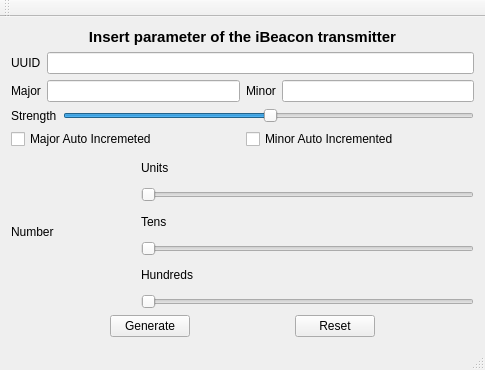
The window that configurator.ui (AndreaCorna/Configurator_Ibeacon) describes before a commit, drawn with Qt 5.
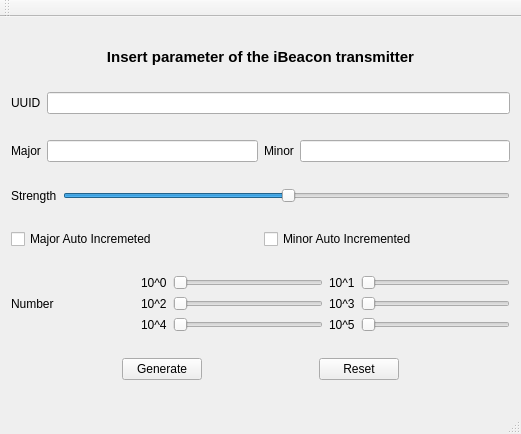
The same window after the commit.

Patch:
```diff
--- a/configurator.ui
+++ b/configurator.ui
@@ -6,8 +6,8 @@
    <rect>
     <x>0</x>
     <y>0</y>
-    <width>485</width>
-    <height>370</height>
+    <width>521</width>
+    <height>434</height>
    </rect>
   </property>
   <property name="windowTitle">
@@ -181,14 +181,22 @@
       <item>
        <layout class="QVBoxLayout" name="verticalLayout_2">
         <item>
+         <layout class="QHBoxLayout" name="horizontalLayout_7">
+          <item>
          <widget class="QLabel" name="label_7">
           <property name="text">
-           <string>Units</string>
+             <string>10^0</string>
           </property>
          </widget>
         </item>
         <item>
          <widget class="QSlider" name="unit_slider">
+            <property name="minimumSize">
+             <size>
+              <width>110</width>
+              <height>0</height>
+             </size>
+            </property>
           <property name="autoFillBackground">
            <bool>false</bool>
           </property>
@@ -200,30 +208,112 @@
         <item>
          <widget class="QLabel" name="label_8">
           <property name="text">
-           <string>Tens</string>
+             <string>10^1</string>
           </property>
          </widget>
         </item>
         <item>
          <widget class="QSlider" name="ten_slider">
+            <property name="minimumSize">
+             <size>
+              <width>110</width>
+              <height>0</height>
+             </size>
+            </property>
           <property name="orientation">
            <enum>Qt::Horizontal</enum>
           </property>
          </widget>
         </item>
+         </layout>
+        </item>
+        <item>
+         <layout class="QHBoxLayout" name="horizontalLayout_8">
         <item>
          <widget class="QLabel" name="label_9">
           <property name="text">
-           <string>Hundreds</string>
+             <string>10^2</string>
           </property>
          </widget>
         </item>
         <item>
          <widget class="QSlider" name="hundred_slider">
+            <property name="minimumSize">
+             <size>
+              <width>110</width>
+              <height>0</height>
+             </size>
+            </property>
           <property name="orientation">
            <enum>Qt::Horizontal</enum>
           </property>
          </widget>
+          </item>
+          <item>
+           <widget class="QLabel" name="label_10">
+            <property name="text">
+             <string>10^3</string>
+            </property>
+           </widget>
+          </item>
+          <item>
+           <widget class="QSlider" name="thousand_slider">
+            <property name="minimumSize">
+             <size>
+              <width>110</width>
+              <height>0</height>
+             </size>
+            </property>
+            <property name="orientation">
+             <enum>Qt::Horizontal</enum>
+            </property>
+           </widget>
+          </item>
+         </layout>
+        </item>
+        <item>
+         <layout class="QHBoxLayout" name="horizontalLayout_9">
+          <item>
+           <widget class="QLabel" name="label_11">
+            <property name="text">
+             <string>10^4</string>
+            </property>
+           </widget>
+          </item>
+          <item>
+           <widget class="QSlider" name="ten_thousand_slider">
+            <property name="minimumSize">
+             <size>
+              <width>110</width>
+              <height>0</height>
+             </size>
+            </property>
+            <property name="orientation">
+             <enum>Qt::Horizontal</enum>
+            </property>
+           </widget>
+          </item>
+          <item>
+           <widget class="QLabel" name="label_12">
+            <property name="text">
+             <string>10^5</string>
+            </property>
+           </widget>
+          </item>
+          <item>
+           <widget class="QSlider" name="hunder_thousand_slider">
+            <property name="minimumSize">
+             <size>
+              <width>110</width>
+              <height>0</height>
+             </size>
+            </property>
+            <property name="orientation">
+             <enum>Qt::Horizontal</enum>
+            </property>
+           </widget>
+          </item>
+         </layout>
         </item>
        </layout>
       </item>
```
Left out of the diff: 10 changed lines with no effect on the pictures. Lines whose indentation alone changed are shown as unchanged.
